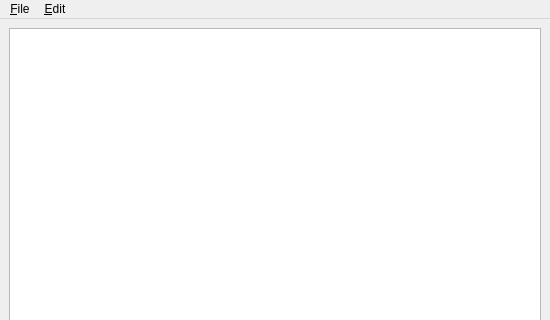
textbrowser/spot-on, file branches/trunk/UI/spot-on-notificationswindow.ui: the form before one commit; both pictures show x 0 to 550 and y 0 to 320 of the 550 by 550 pixel window.
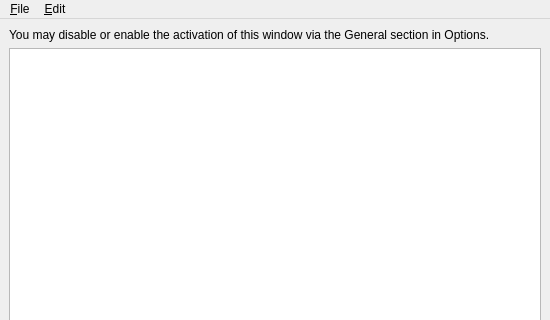
The form after the commit. Icons and pictures are not drawn.

Commit message: Helpful widget.

```diff
--- a/branches/trunk/UI/spot-on-notificationswindow.ui
+++ b/branches/trunk/UI/spot-on-notificationswindow.ui
@@ -16,6 +16,16 @@
   </property>
   <widget class="QWidget" name="centralwidget">
    <layout class="QVBoxLayout" name="verticalLayout">
+    <item>
+     <widget class="QLabel" name="label">
+      <property name="text">
+       <string>You may disable or enable the activation of this window via the General section in Options.</string>
+      </property>
+      <property name="wordWrap">
+       <bool>true</bool>
+      </property>
+     </widget>
+    </item>
     <item>
      <widget class="QTextBrowser" name="textBrowser">
       <property name="openLinks">
```
Left out of the diff: 2 changed lines with no effect on the pictures. The commit also changes 1 other file.
